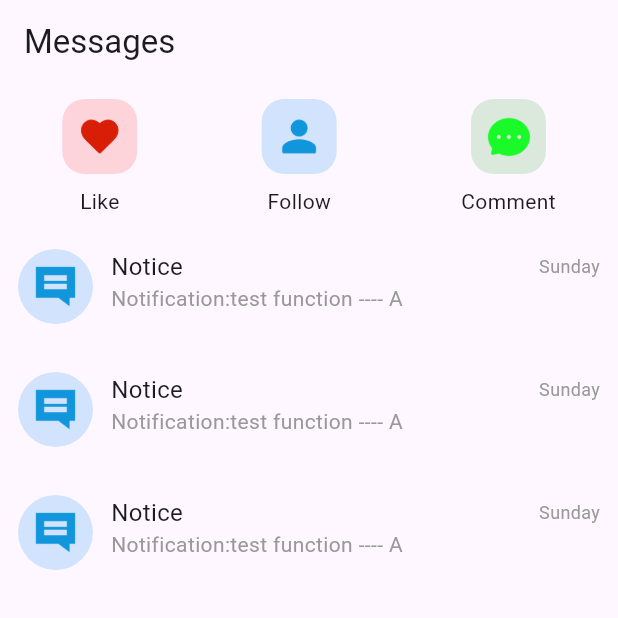
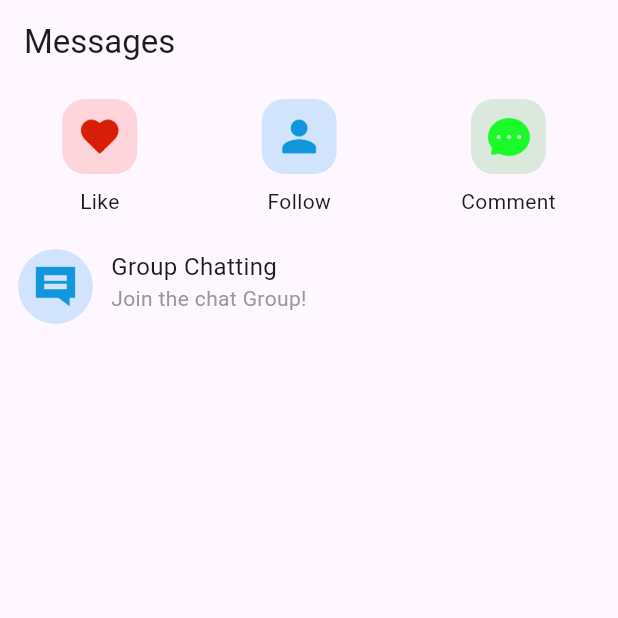
Before and after one commit to CS5520-Seattle-Fall23/finalproject-fantastic-four, a Flutter app: the MessagePage screen opened directly, on a phone screen of 412 x 824 dp, the top half of it. Run offline on Flutter 3.47's test engine with Material 3 defaults, Android fonts, the phone set to English and light mode, and no system bars; our stand-ins replace bot_toast, card_swiper, cloud_firestore, firebase_auth, firebase_core, firebase_messaging and 5 more; accounts and stored records are empty.

Commit message:
change chatting UI

```diff
--- a/sweetpet/lib/page/message_page/message_page.dart
+++ b/sweetpet/lib/page/message_page/message_page.dart
@@ -50,8 +50,6 @@ class MessagePage extends StatelessWidget {
               ],
             ),
           ),
-          buildMessage(context),
-          buildMessage(context),
           buildMessage(context),
         ],
       ),
@@ -112,14 +110,11 @@ class MessagePage extends StatelessWidget {
                   Row(
                     mainAxisAlignment: MainAxisAlignment.spaceBetween,
                     children: [
-                      Text("Notice", style: TextStyle(fontSize: 16)),
-                      Text("Sunday",
-                          style: TextStyle(
-                              fontSize: 12, color: ColorLibrary.black9)),
+                      Text("Group Chatting", style: TextStyle(fontSize: 16)),
                     ],
                   ),
                   Text(
-                    "Notification:test function ---- A",
+                    "Join the chat Group!",
                     style: TextStyle(color: ColorLibrary.black9),
                     overflow: TextOverflow.ellipsis,
                     maxLines: 1,
```
